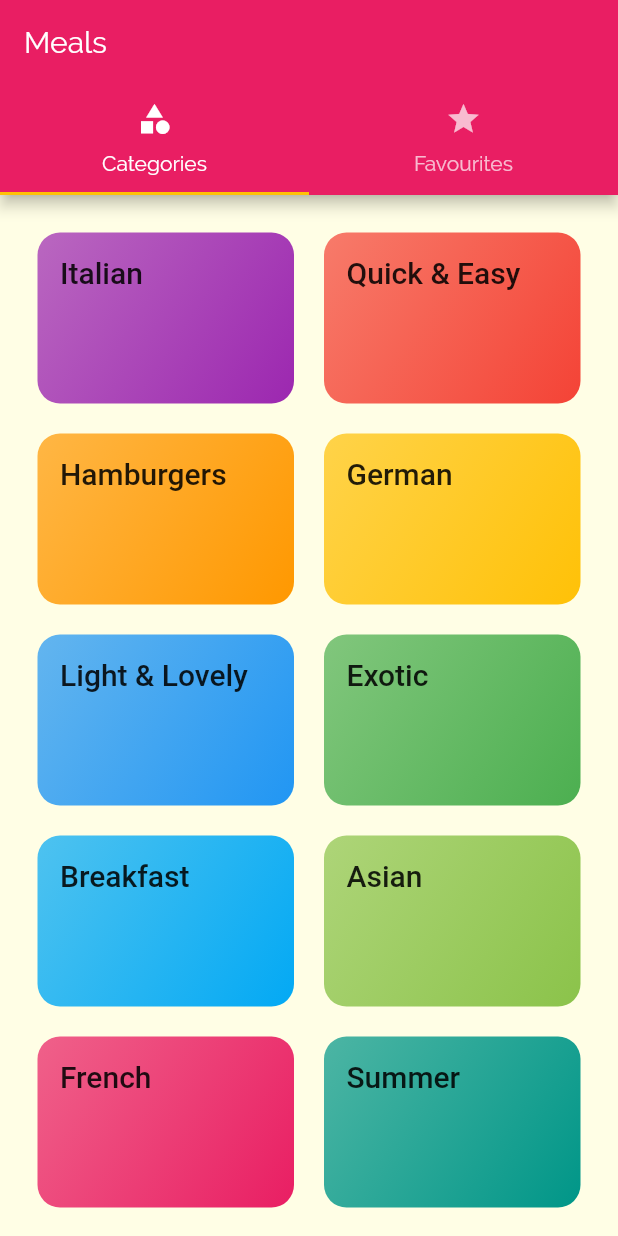
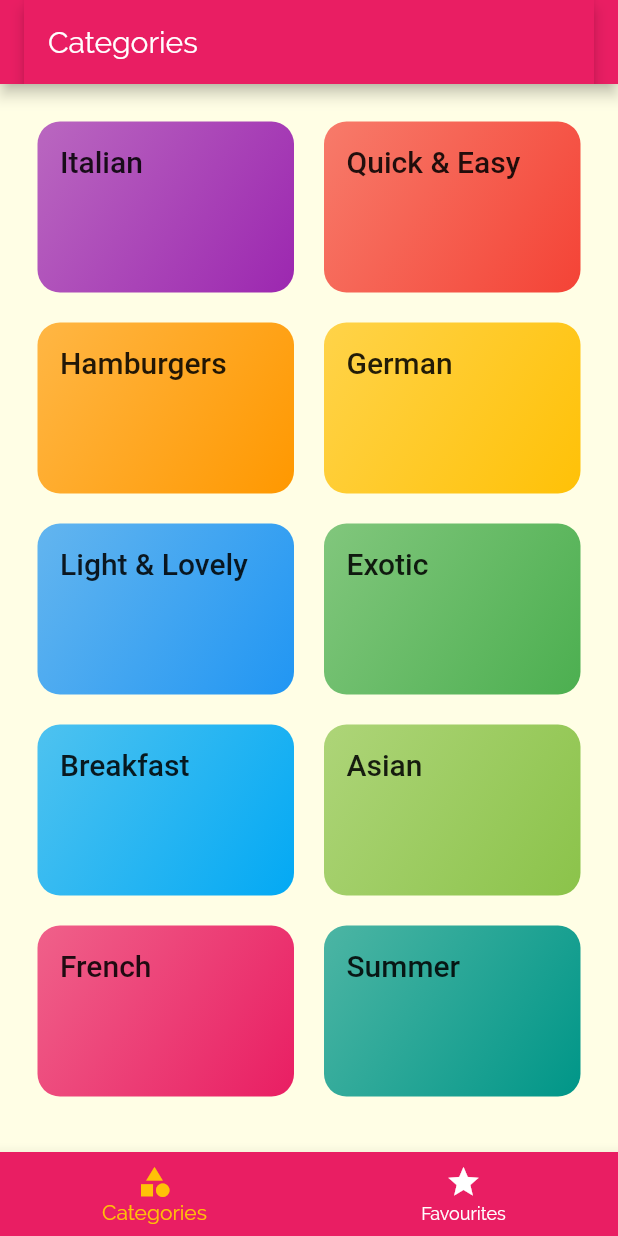
Before and after one commit to sahyun1/meals, a Flutter app: the screen it shows after launch, on a phone screen of 412 x 824 dp. Run offline on Flutter 3.47's test engine with Material 2 defaults, Android fonts, the phone set to English and light mode, and no system bars.

```diff
--- a/lib/screens/tabs_screen.dart
+++ b/lib/screens/tabs_screen.dart
@@ -10,31 +10,79 @@ class TabsScreen extends StatefulWidget {
 }
 
 class _TabsScreenState extends State<TabsScreen> {
+  final List<Map<String, Object>> _pages = [
+    {
+      'page': CategoriesScreen(),
+      'title': 'Categories',
+    },
+    {
+      'page': FavouritesScreen(),
+      'title': 'Favourites',
+    }
+  ];
+
+  int selectedPageIndex = 0;
+
+  void _selectPage(int index) {
+    setState(() {
+      selectedPageIndex = index;
+    });
+  }
+
   @override
   Widget build(BuildContext context) {
-    return DefaultTabController(
-        length: 2,
-        child: Scaffold(
+    return Scaffold(
       appBar: AppBar(
-              title: Text('Meals'),
-              bottom: TabBar(
-                tabs: [
-                  Tab(
+        title: AppBar(
+          title: Text(_pages[selectedPageIndex]['title'] as String),
+        ),
+      ),
+      body: _pages[selectedPageIndex]['page'] as Widget,
+      bottomNavigationBar: BottomNavigationBar(
+        onTap: _selectPage,
+        backgroundColor: Theme.of(context).primaryColor,
+        unselectedItemColor: Colors.white,
+        selectedItemColor: Theme.of(context).accentColor,
+        currentIndex: selectedPageIndex,
+        // type: BottomNavigationBarType.shifting, //shifting animation
+        items: [
+          BottomNavigationBarItem(
+            backgroundColor: Theme.of(context).primaryColor,
             icon: Icon(Icons.category),
-                    text: 'Categories',
+            title: const Text('Categories'),
           ),
-                  Tab(
+          BottomNavigationBarItem(
+            backgroundColor: Theme.of(context).primaryColor,
             icon: Icon(Icons.star),
-                    text: 'Favourites',
+            title: const Text('Favourites'),
           )
         ],
       ),
-            ),
-            body: TabBarView(
-              children: [
-                CategoriesScreen(),
-                FavouritesScreen(),
-              ],
-            )));
+    );
+    // this is right below of appbar
+    // return DefaultTabController(
+    //     length: 2,
+    //     child: Scaffold(
+    //         appBar: AppBar(
+    //           title: Text('Meals'),
+    //           bottom: TabBar(
+    //             tabs: [
+    //               Tab(
+    //                 icon: Icon(Icons.category),
+    //                 text: 'Categories',
+    //               ),
+    //               Tab(
+    //                 icon: Icon(Icons.star),
+    //                 text: 'Favourites',
+    //               )
+    //             ],
+    //           ),
+    //         ),
+    //         body: TabBarView(
+    //           children: [
+    //             CategoriesScreen(),
+    //             FavouritesScreen(),
+    //           ],
+    //         )));
   }
 }
```
Lines whose indentation alone changed are shown as unchanged.
